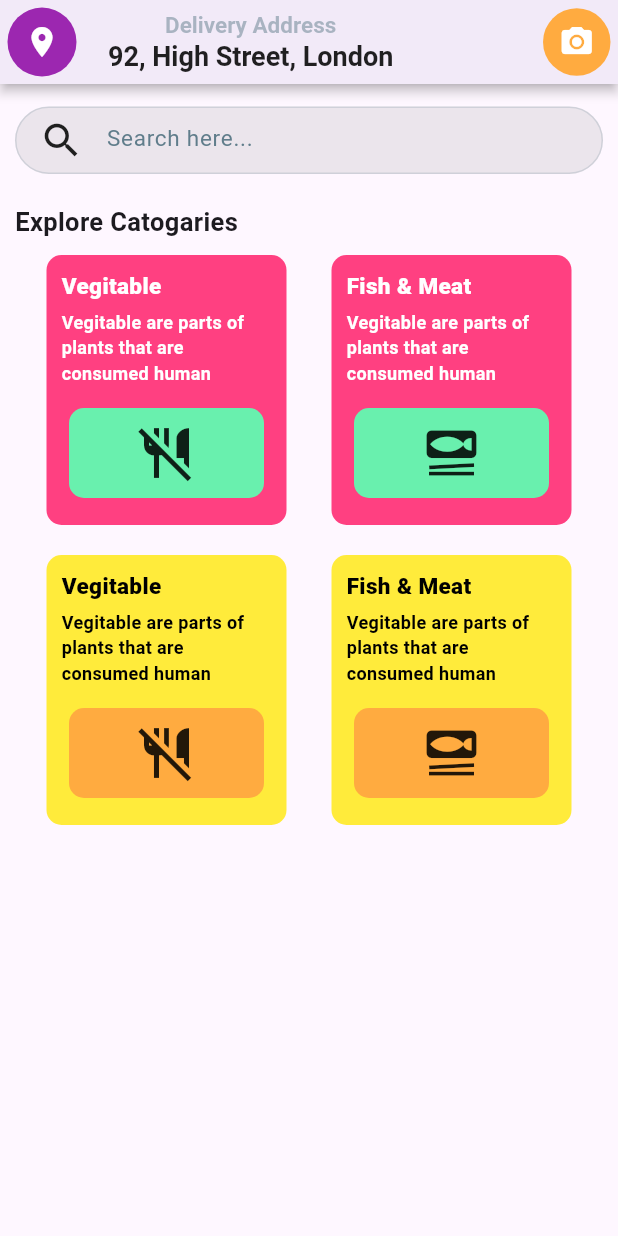
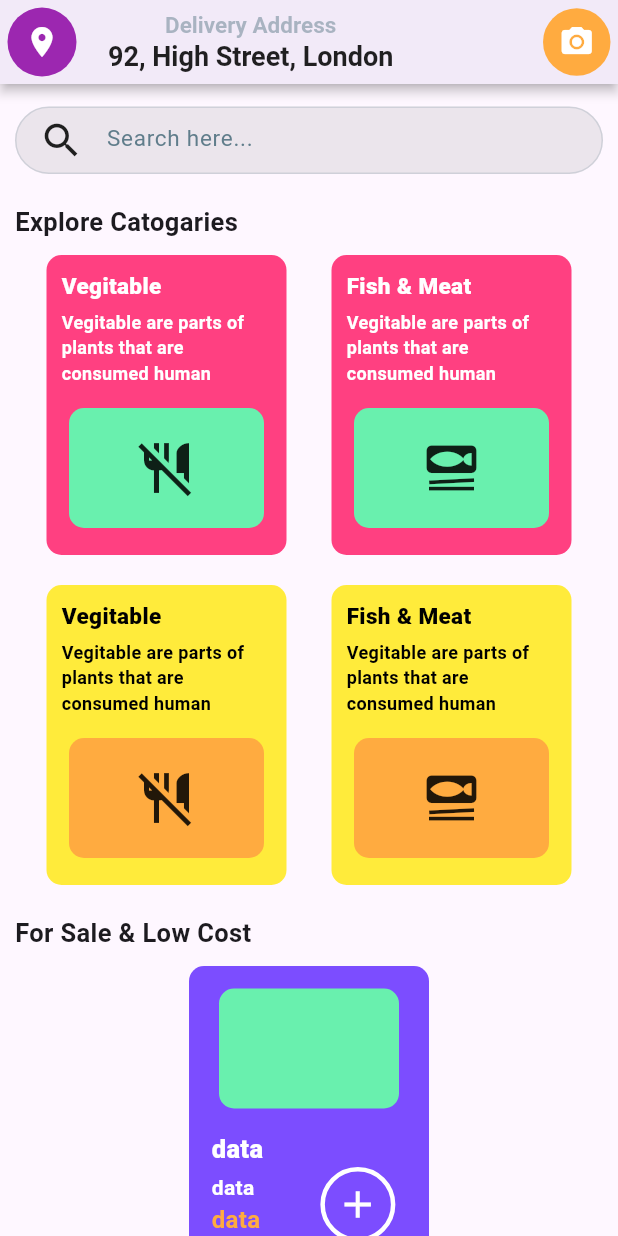
Before and after one commit to DP-Flutter-course/grocery-app-layout, a Flutter app: the screen it shows after launch, on a phone screen of 412 x 824 dp. Run offline on Flutter 3.47's test engine with Material 3 defaults, Android fonts, the phone set to English and light mode, and no system bars.

Commit message:
create new container

```diff
--- a/grocery_app/lib/pages/homePage.dart
+++ b/grocery_app/lib/pages/homePage.dart
@@ -44,7 +44,7 @@ class HomePage extends StatelessWidget {
                   backColor1: Colors.pinkAccent,
                   backColor2: Colors.greenAccent,
                   textColor: Colors.white,
-                  iconName: Icons.no_meals
+                  iconName: Icons.no_meals,
                 ),
 
                 SizedBox(width: 30),
@@ -57,7 +57,7 @@ class HomePage extends StatelessWidget {
                   backColor1: Colors.pinkAccent,
                   backColor2: Colors.greenAccent,
                   textColor: Colors.white,
-                  iconName: Icons.set_meal
+                  iconName: Icons.set_meal,
                 ),
               ],
             ),
@@ -75,10 +75,10 @@ class HomePage extends StatelessWidget {
                   backColor1: Colors.yellow,
                   backColor2: Colors.orangeAccent,
                   textColor: Colors.black,
-                  iconName: Icons.no_meals
+                  iconName: Icons.no_meals,
                 ),
 
-                 SizedBox(width: 30),
+                SizedBox(width: 30),
 
                 //4
                 Firstcontainer(
@@ -88,7 +88,112 @@ class HomePage extends StatelessWidget {
                   backColor1: Colors.yellow,
                   backColor2: Colors.orangeAccent,
                   textColor: Colors.black,
-                  iconName: Icons.set_meal
+                  iconName: Icons.set_meal,
+                ),
+              ],
+            ),
+
+            SizedBox(height: 20),
+
+            Padding(
+              padding: const EdgeInsets.fromLTRB(10, 0, 0, 10),
+              child: Text(
+                'For Sale & Low Cost',
+                style: TextStyle(fontWeight: FontWeight.w600, fontSize: 17),
+              ),
+            ),
+
+            Row(
+              mainAxisAlignment: MainAxisAlignment.center,
+              children: [
+                Container(
+                  height: 200,
+                  width: 160,
+                  decoration: BoxDecoration(
+                    borderRadius: BorderRadius.circular(10),
+                    color: Colors.deepPurpleAccent,
+                  ),
+
+                  child: Column(
+                    crossAxisAlignment: CrossAxisAlignment.start,
+                    children: [
+                      Padding(
+                        padding: const EdgeInsets.all(15),
+                        child: Center(
+                          child: Container(
+                            height: 80,
+                            width: 120,
+                            decoration: BoxDecoration(
+                              borderRadius: BorderRadius.circular(10),
+                              color: Colors.greenAccent,
+                            ),
+                          ),
+                        ),
+                      ),
+
+                      Padding(
+                        padding: const EdgeInsets.only(left: 15),
+                        child: Text(
+                          'data',
+                          style: TextStyle(
+                            color: Colors.white,
+                            fontWeight: FontWeight.w800,
+                            fontSize: 17,
+                          ),
+                        ),
+                      ),
+
+                      Row(
+                        children: [
+                          Padding(
+                            padding: const EdgeInsets.only(left: 15),
+                            child: Column(
+                              crossAxisAlignment: CrossAxisAlignment.start,
+                              children: [
+                                Text(
+                                  'data',
+                                  style: TextStyle(
+                                    color: Colors.white,
+                                    fontWeight: FontWeight.w600,
+                                    fontSize: 14,
+                                  ),
+                                ),
+                                Text(
+                                  'data',
+                                  style: TextStyle(
+                                    color: Colors.orangeAccent,
+                                    fontWeight: FontWeight.w600,
+                                    fontSize: 16,
+                                  ),
+                                ),
+                              ],
+                            ),
+                          ),
+
+                          SizedBox(
+                          width: 40,
+                          ),
+
+                          Padding(
+                            padding: const EdgeInsets.only(right: 10),
+                            child: Container(
+                              height: 50,
+                              width: 50,
+                              decoration: BoxDecoration(
+                                borderRadius: BorderRadius.circular(100),
+                                border: Border.all(
+                                  color: Colors.white,
+                                  width: 3.0,
+                                ),
+                              ),
+
+                              child: Icon(Icons.add, color: Colors.white, size: 30,),
+                            ),
+                          ),
+                        ],
+                      ),
+                    ],
+                  ),
                 ),
               ],
             ),
--- a/grocery_app/lib/widgets/firstContainer.dart
+++ b/grocery_app/lib/widgets/firstContainer.dart
@@ -20,7 +20,7 @@ class Firstcontainer extends StatelessWidget {
   @override
   Widget build(BuildContext context) {
     return Container(
-      height: 180,
+      height: 200,
       width: 160,
       decoration: BoxDecoration(
         borderRadius: BorderRadius.circular(10),
@@ -58,7 +58,7 @@ class Firstcontainer extends StatelessWidget {
             child: Padding(
               padding: const EdgeInsets.all(10.0),
               child: Container(
-                height: 60,
+                height:80,
                 width: 130,
                 decoration: BoxDecoration(
                   borderRadius: BorderRadius.circular(10),
```
